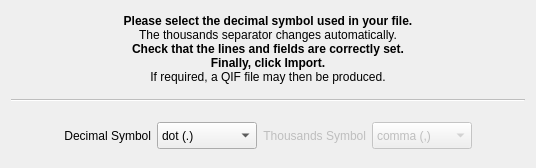
First picture: the form in kmymoney/plugins/csvimport/completionwizardpage.ui, repository KDE/kmymoney, before the edit.
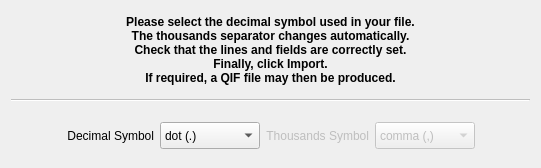
Second picture: the form after the edit. Custom widgets are drawn as their Qt base class.

Commit message: CSV Plugin - Improve functionality across distros. Improve UI to display the whole of the file being imported, and smarten to avoid displaying split rows. Also, rework some areas of the code to avoid duplication and improve re-usability. In addition, the UI heading labels have been pruned, to simplify translation. They are still centered, but no longer HTML based.

Patch:
```diff
--- a/kmymoney/plugins/csvimport/completionwizardpage.ui
+++ b/kmymoney/plugins/csvimport/completionwizardpage.ui
@@ -19,21 +19,26 @@
   <property name="windowTitle">
    <string>Completion Wizard Page</string>
   </property>
-  <layout class="QHBoxLayout" name="horizontalLayout_2">
+  <layout class="QVBoxLayout" name="verticalLayout_2">
    <item>
     <layout class="QVBoxLayout" name="verticalLayout" stretch="30,2,3,4,15,3">
      <item>
       <widget class="QLabel" name="label">
+       <property name="font">
+        <font>
+         <weight>75</weight>
+         <bold>true</bold>
+        </font>
+       </property>
        <property name="text">
-        <string>&lt;!DOCTYPE HTML PUBLIC &quot;-//W3C//DTD HTML 4.0//EN&quot; &quot;http://www.w3.org/TR/REC-html40/strict.dtd&quot;&gt;
-&lt;html&gt;&lt;head&gt;&lt;meta name=&quot;qrichtext&quot; content=&quot;1&quot; /&gt;&lt;style type=&quot;text/css&quot;&gt;
-p, li { white-space: pre-wrap; }
-&lt;/style&gt;&lt;/head&gt;&lt;body style=&quot; font-family:'Sans'; font-size:9pt; font-weight:400; font-style:normal;&quot;&gt;
-&lt;p align=&quot;center&quot; style=&quot; margin-top:0px; margin-bottom:0px; margin-left:0px; margin-right:0px; -qt-block-indent:0; text-indent:0px;&quot;&gt;&lt;span style=&quot; font-family:'Sans Serif'; font-weight:600;&quot;&gt;Please select the decimal symbol used in your file.&lt;/span&gt;&lt;/p&gt;
-&lt;p align=&quot;center&quot; style=&quot; margin-top:0px; margin-bottom:0px; margin-left:0px; margin-right:0px; -qt-block-indent:0; text-indent:0px;&quot;&gt;&lt;span style=&quot; font-family:'Sans Serif';&quot;&gt;The thousands separator changes automatically.&lt;/span&gt;&lt;/p&gt;
-&lt;p align=&quot;center&quot; style=&quot; margin-top:0px; margin-bottom:0px; margin-left:0px; margin-right:0px; -qt-block-indent:0; text-indent:0px;&quot;&gt;&lt;span style=&quot; font-family:'Sans Serif'; font-weight:600;&quot;&gt;Check that the lines and fields are correctly set.&lt;/span&gt;&lt;/p&gt;
-&lt;p align=&quot;center&quot; style=&quot; margin-top:0px; margin-bottom:0px; margin-left:0px; margin-right:0px; -qt-block-indent:0; text-indent:0px;&quot;&gt;&lt;span style=&quot; font-family:'Sans Serif'; font-weight:600;&quot;&gt;Finally, click Import.&lt;/span&gt;&lt;/p&gt;
-&lt;p align=&quot;center&quot; style=&quot; margin-top:0px; margin-bottom:0px; margin-left:0px; margin-right:0px; -qt-block-indent:0; text-indent:0px;&quot;&gt;&lt;span style=&quot; font-family:'Sans Serif';&quot;&gt;If required, a QIF file may then be produced.&lt;/span&gt;&lt;/p&gt;&lt;/body&gt;&lt;/html&gt;</string>
+        <string>Please select the decimal symbol used in your file.
+The thousands separator changes automatically.
+Check that the lines and fields are correctly set.
+Finally, click Import.
+If required, a QIF file may then be produced.</string>
+       </property>
+       <property name="alignment">
+        <set>Qt::AlignCenter</set>
        </property>
       </widget>
      </item>
@@ -44,8 +49,8 @@
        </property>
        <property name="sizeHint" stdset="0">
         <size>
-         <width>20</width>
-         <height>40</height>
+         <width>519</width>
+         <height>13</height>
         </size>
        </property>
       </spacer>
@@ -70,8 +75,8 @@
        </property>
        <property name="sizeHint" stdset="0">
         <size>
-         <width>20</width>
-         <height>40</height>
+         <width>519</width>
+         <height>13</height>
         </size>
        </property>
       </spacer>
@@ -198,8 +203,8 @@
        </property>
        <property name="sizeHint" stdset="0">
         <size>
-         <width>0</width>
-         <height>0</height>
+         <width>519</width>
+         <height>13</height>
         </size>
        </property>
       </spacer>
```
Left out of the diff: 6 changed lines with no effect on the pictures. The commit also changes 17 other files.
